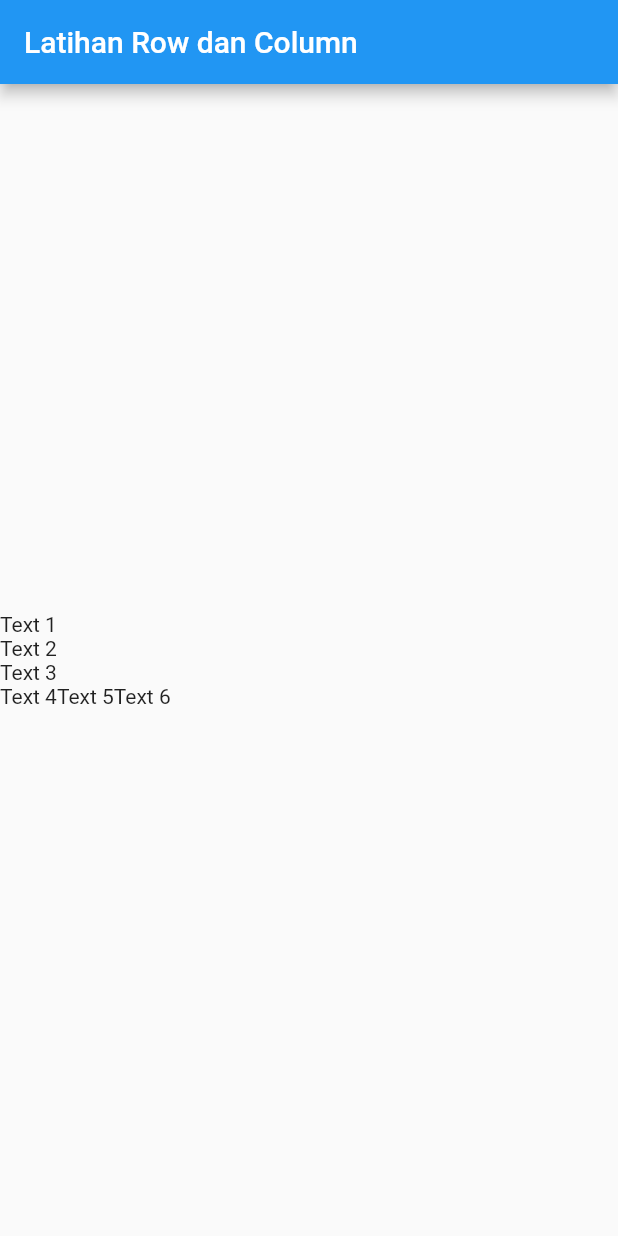
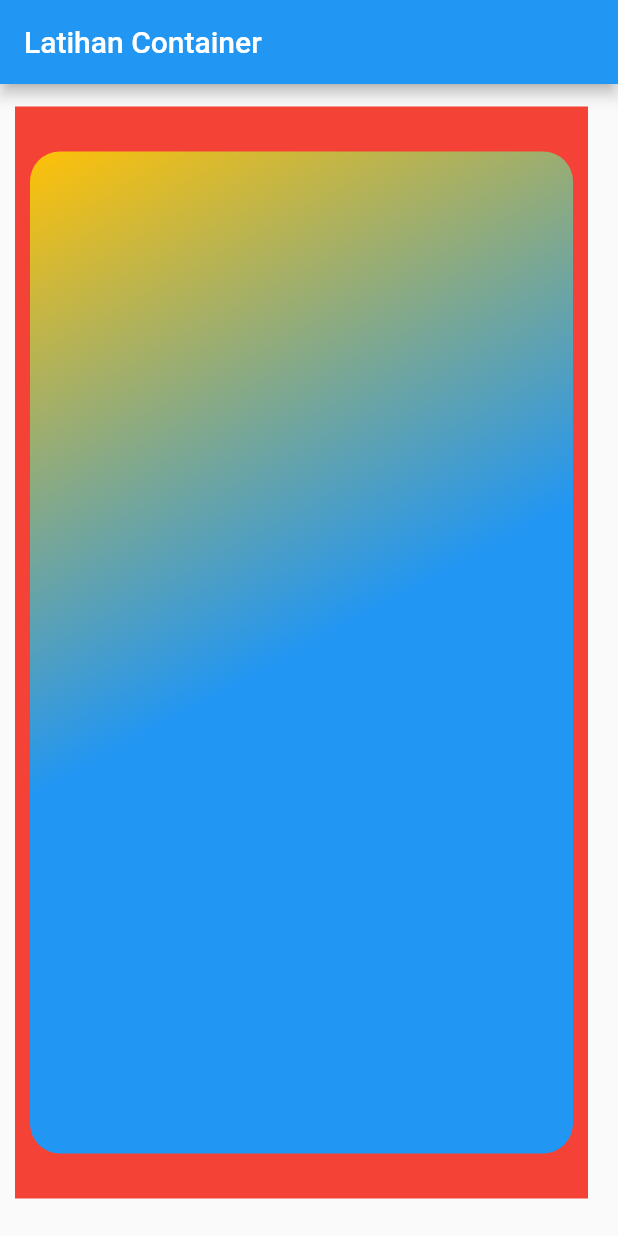
Before and after one commit to meliasyuhada/flutter_fundamental, a Flutter app: the screen it shows after launch, on a phone screen of 412 x 824 dp. Run offline on Flutter 3.47's test engine with Material 2 defaults, Android fonts, the phone set to English and light mode, and no system bars.

Commit message:
Flutter keempat

```diff
--- a/lib/main.dart
+++ b/lib/main.dart
@@ -1,3 +1,4 @@
+import 'package:flutter/cupertino.dart';
 import 'package:flutter/material.dart';
 
 void main() => runApp(MyApp());
@@ -7,26 +8,22 @@ class MyApp extends StatelessWidget {
   Widget build(BuildContext context) {
     return MaterialApp(
       home: Scaffold(
-        appBar: AppBar(title: Text("Latihan Row dan Column"),
-        ),
-        body: Column(
-          mainAxisAlignment: MainAxisAlignment.center,
-          crossAxisAlignment: CrossAxisAlignment.start,
-          children: <Widget>[
-            Text("Text 1"),
-            Text("Text 2"),
-            Text("Text 3"),
-            Row(
-              children: <Widget>[
-                Text("Text 4"),
-                Text("Text 5"),
-                Text("Text 6")
-              ],
-            )
-          ],
-        ),
-
-
+        appBar: AppBar(title: Text("Latihan Container "),),
+        body: Container(color: Colors.red,
+          margin: EdgeInsets.fromLTRB(10, 15, 20, 25),
+          padding: EdgeInsets.only(bottom: 20, top: 20),
+          child: Container(
+            margin: EdgeInsets.all(10),
+          decoration: BoxDecoration(borderRadius: BorderRadius.circular(20),
+              gradient: LinearGradient(
+              begin: Alignment.topLeft,
+              end: Alignment.bottomRight,
+              colors: <Color>[
+            Colors.amber,
+            Colors.blue,
+            Colors.blue,
+          ])),
+        ),),
       ),
     );
   }
```
